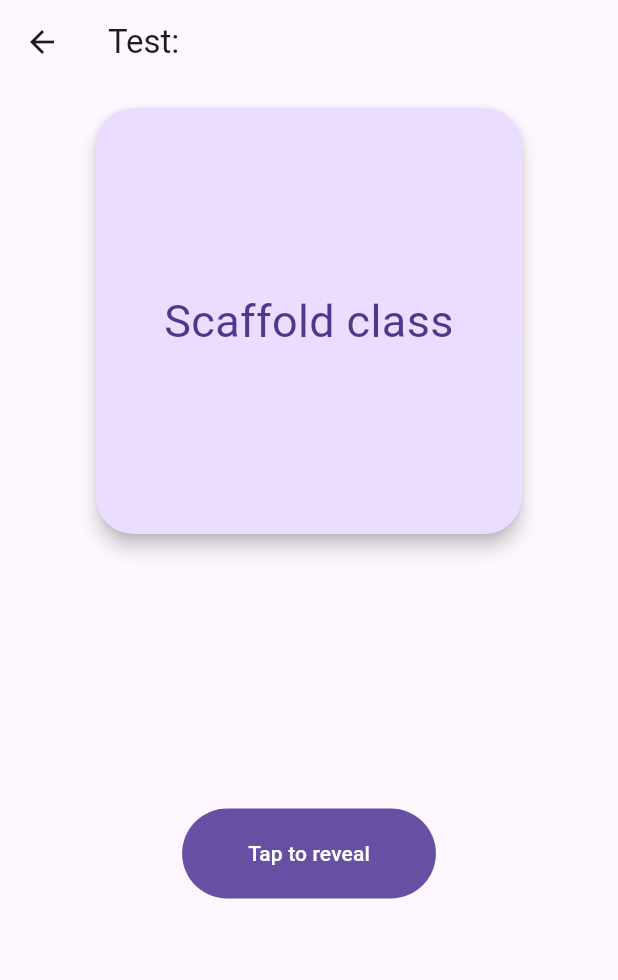
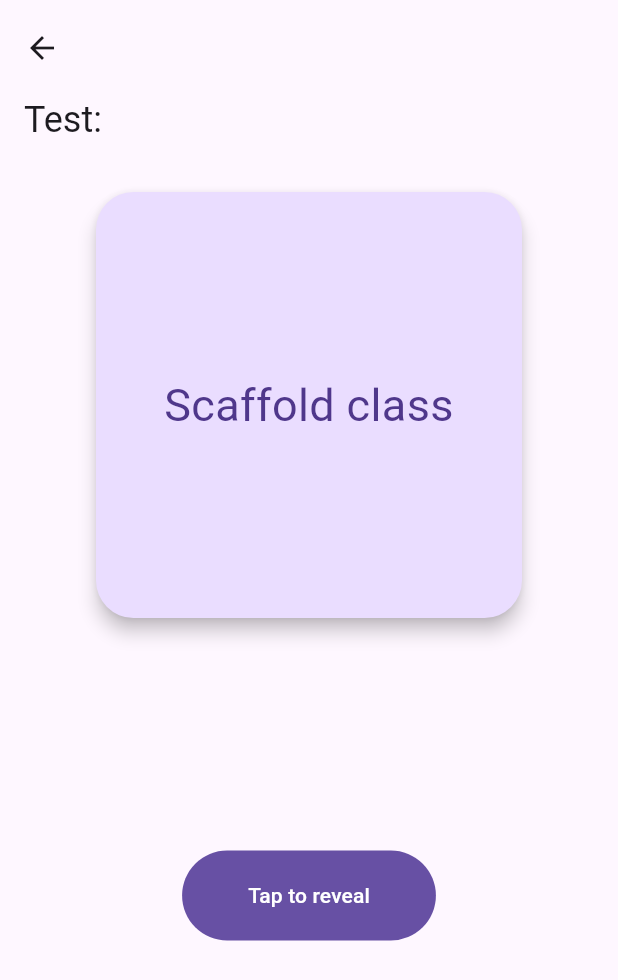
Before and after one commit to tapan98/flashcards, a Flutter app: the TestPage screen opened directly with empty values, on a phone screen of 412 x 824 dp. Shown: the top 980 px of the screen. Run offline on Flutter 3.47's test engine with Material 3 defaults, Android fonts, the phone set to English and light mode, and no system bars; drawn by our look-alikes of dynamic_color, flip_card; our stand-ins replace flutter_slidable, hive_flutter; accounts and stored records are empty.

Commit message:
Code refactored + some UI changes

```diff
--- a/lib/pages/test_page.dart
+++ b/lib/pages/test_page.dart
@@ -176,11 +176,11 @@ class _TestPageState extends State<TestPage> {
   @override
   Widget build(BuildContext context) {
     return Scaffold(
-      appBar: AppBar(
-        title: Text("Test: ${widget.title}"),
-      ),
       body: CustomScrollView(
         slivers: [
+          SliverAppBar.medium(
+            title: Text("Test: ${widget.title}"),
+          ),
           SliverFillRemaining(
             hasScrollBody: false,
             child: Padding(
--- a/lib/util/card_tile.dart
+++ b/lib/util/card_tile.dart
@@ -77,7 +77,7 @@ class DecoratedCard extends StatelessWidget {
     required this.testMode,
   });
 
-  List<Widget> getChildrenItems(Color dividerColor) {
+  List<Widget> getChildrenItems() {
     List<Widget> items = <Widget>[
       Expanded(
         child: Center(
@@ -94,7 +94,7 @@ class DecoratedCard extends StatelessWidget {
     if (testMode == false) {
       items.addAll([
         Divider(
-          color: dividerColor,
+          color: foregroundColor,
         ),
         ElevatedButton(
           onPressed: () => controller.toggleCard(),
@@ -130,7 +130,7 @@ class DecoratedCard extends StatelessWidget {
         borderRadius: const BorderRadius.all(Radius.circular(25.0)),
         child: Column(
           mainAxisAlignment: MainAxisAlignment.end,
-          children: getChildrenItems(foregroundColor),
+          children: getChildrenItems(),
         ),
       ),
     );
```
Also changed, not shown: lib/pages/cards_page.dart (+4 -4 lines), lib/pages/decks_page.dart (+5 -2 lines), lib/pages/editor_page.dart (renamed from lib/util/card_editor.dart, +6 -6 lines).
